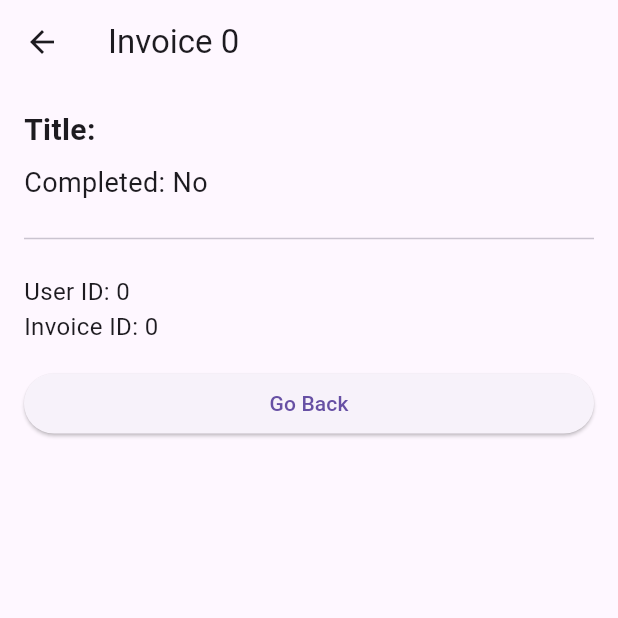
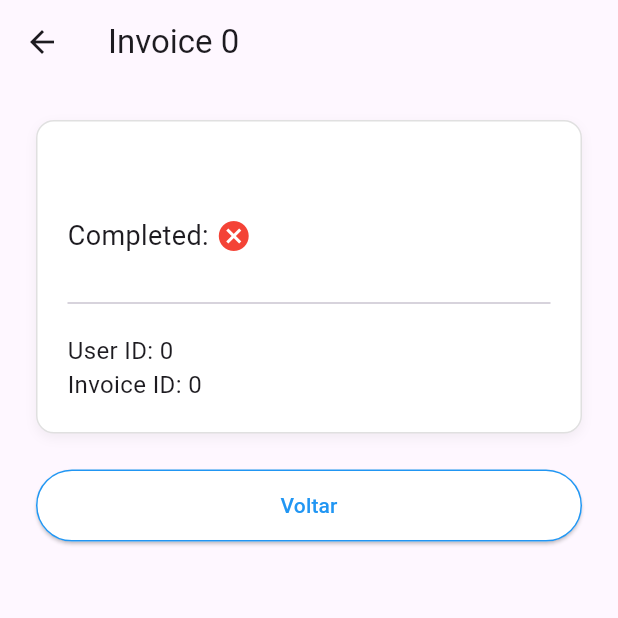
Before and after one commit to anaclaragarros/Listagem_Flutter, a Flutter app: the InvoiceDetailPage screen opened directly with empty values, on a phone screen of 412 x 824 dp, the top half of it. Run offline on Flutter 3.47's test engine with Material 3 defaults, Android fonts, the phone set to English and light mode, and no system bars; our stand-ins replace dio; network calls fail.

Commit message:
feat: finish project

```diff
--- a/lib/app/theme/app_colors.dart
+++ b/lib/app/theme/app_colors.dart
@@ -7,4 +7,5 @@ class AppColors {
   static const Color background = Colors.white;
   static final Color divider = Colors.grey.shade300;
   static final Color headerBackground = Colors.grey.shade100;
+  static const Color success = Colors.green;
 }
--- a/lib/app/ui/invoice_detail/invoice_detail_page.dart
+++ b/lib/app/ui/invoice_detail/invoice_detail_page.dart
@@ -1,5 +1,6 @@
 import 'package:flutter/material.dart';
 import 'package:listagem/app/model/invoice.dart';
+import 'package:listagem/app/theme/app_colors.dart';
 
 class InvoiceDetailPage extends StatelessWidget {
   final Invoice invoice;
@@ -12,37 +13,62 @@ class InvoiceDetailPage extends StatelessWidget {
       appBar: AppBar(
         title: Text("Invoice ${invoice.id}"),
       ),
-      body: ListView(
-        padding: const EdgeInsets.all(16.0),
-        children: [
-          Text(
-            'Title: ${invoice.title}',
-            style: const TextStyle(fontSize: 20, fontWeight: FontWeight.bold),
-          ),
-          const SizedBox(height: 8),
-          Text(
-            'Completed: ${invoice.completed ? 'Yes' : 'No'}',
-            style: const TextStyle(fontSize: 18),
-          ),
-          const SizedBox(height: 16),
-          const Divider(),
-          const SizedBox(height: 16),
-          Text(
-            'User ID: ${invoice.userId}',
-            style: const TextStyle(fontSize: 16),
-          ),
-          Text(
-            'Invoice ID: ${invoice.id}',
-            style: const TextStyle(fontSize: 16),
-          ),
-          const SizedBox(height: 16),
-          ElevatedButton(
-            onPressed: () {
-              Navigator.of(context).pop();
-            },
-            child: const Text('Go Back'),
-          ),
-        ],
+      body: SafeArea(
+        child: ListView(
+          padding: const EdgeInsets.all(24),
+          children: [
+            Container(
+              padding: const EdgeInsets.all(20),
+              decoration: BoxDecoration(
+                color: Colors.white,
+                border: Border.all(color: AppColors.divider),
+                borderRadius: BorderRadius.circular(12),
+                boxShadow: [
+                  BoxShadow(
+                    color: Colors.black.withOpacity(0.05),
+                    blurRadius: 6,
+                    offset: const Offset(0, 3),
+                  ),
+                ],
+              ),
+              child: Column(
+                crossAxisAlignment: CrossAxisAlignment.start,
+                children: [
+                  Text(
+                    invoice.title,
+                    style: const TextStyle(fontSize: 22, fontWeight: FontWeight.bold),
+                  ),
+                  const SizedBox(height: 12),
+                  Row(
+                    children: [
+                      const Text('Completed: ', style: TextStyle(fontSize: 18)),
+                      Icon(
+                        invoice.completed ? Icons.check_circle : Icons.cancel,
+                        color: invoice.completed ? AppColors.success : AppColors.danger,
+                      ),
+                    ],
+                  ),
+                  const SizedBox(height: 24),
+                  const Divider(),
+                  const SizedBox(height: 12),
+                  Text('User ID: ${invoice.userId}', style: const TextStyle(fontSize: 16)),
+                  Text('Invoice ID: ${invoice.id}', style: const TextStyle(fontSize: 16)),
+                ],
+              ),
+            ),
+            const SizedBox(height: 24),
+            ElevatedButton(
+              onPressed: () => Navigator.of(context).pop(),
+              style: ElevatedButton.styleFrom(
+                backgroundColor: AppColors.background,
+                foregroundColor: AppColors.primary,
+                side: BorderSide(color: AppColors.primary),
+                padding: const EdgeInsets.symmetric(vertical: 14),
+              ),
+              child: const Text('Voltar'),
+            ),
+          ],
+        ),
       ),
     );
   }
```
Also changed, not shown: lib/app/ui/invoice_list/view/invoice_loaded_view.dart (+10 -5 lines), lib/app/widgets/custom_button.dart (deleted, +0 -24 lines), assets/brgaap.png (added), lib/app/assets/brgaap.png (deleted), 1 other file.
